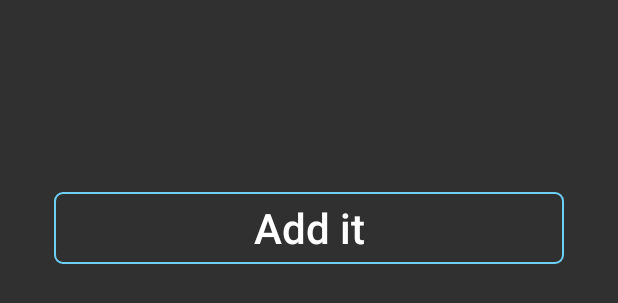
After one commit to moti0375/BucketDrop, an Android app: the layout recycler_view_footer.xml on its own in the app's theme, with its tools: preview values and no code run, on a phone screen of 412 x 824 dp. The commit adds this screen. Shown: the top 303 px of the screen. Run offline under Robolectric (Android 15) with nearby library versions, the phone set to English and light mode, and no system bars.

Commit message:
Added recycler view footer section

```diff
--- /dev/null
+++ b/app/src/main/res/layout/recycler_view_footer.xml
@@ -0,0 +1,13 @@
+<?xml version="1.0" encoding="utf-8"?>
+<Button xmlns:android="http://schemas.android.com/apk/res/android"
+    android:id="@+id/tb_footer_button"
+    android:layout_width="match_parent"
+    android:layout_height="wrap_content"
+    android:layout_marginLeft="@dimen/margin_add_drop_text"
+    android:layout_marginRight="@dimen/margin_add_drop_text"
+    android:text="@string/add_it"
+    android:textSize="@dimen/button_font_size"
+    android:textAllCaps="false"
+    android:layout_marginTop="@dimen/footer_button_margin"
+    android:layout_marginBottom="@dimen/footer_button_margin"
+    android:background="@drawable/bg_bt_add_drop"/>
--- a/app/src/main/res/values/dimens.xml
+++ b/app/src/main/res/values/dimens.xml
@@ -12,4 +12,5 @@
     <dimen name="row_item_padding">22dp</dimen>
     <dimen name="row_item_icon_size">12dp</dimen>
     <dimen name="row_item_icon_margin">22dp</dimen>
+    <dimen name="footer_button_margin">128dp</dimen>
 </resources>
```
Also changed, not shown: app/src/main/java/com/bartovapps/bucketdrop/adapters/DropsAdapter.java (+48 -13 lines).
